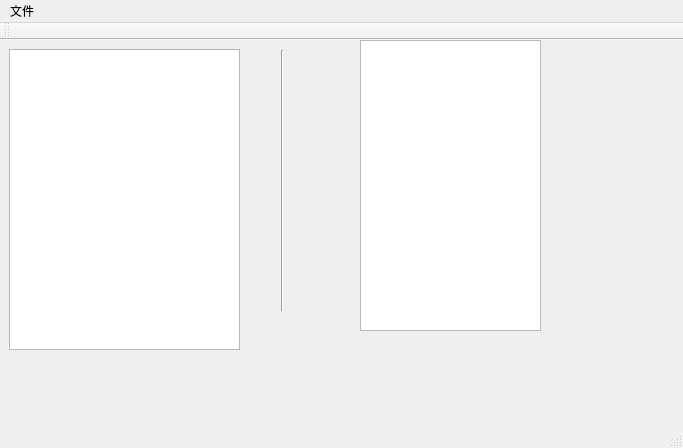
This is Comm/mainwindow.ui in app104/Stuff as Qt 5 draws it before an edit. The edited form follows.
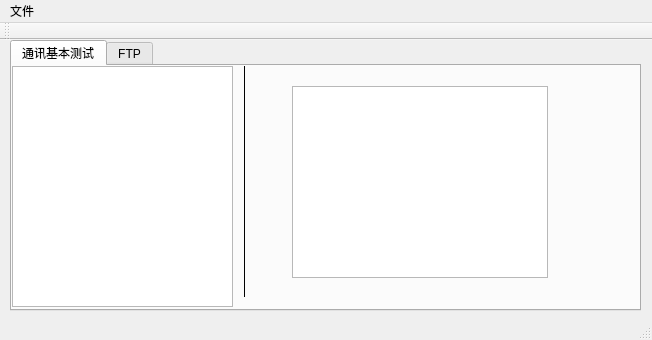
This is the edited form. Icons and pictures are not drawn.

```diff
--- a/Comm/mainwindow.ui
+++ b/Comm/mainwindow.ui
@@ -6,8 +6,8 @@
    <rect>
     <x>0</x>
     <y>0</y>
-    <width>683</width>
-    <height>448</height>
+    <width>652</width>
+    <height>340</height>
    </rect>
   </property>
   <property name="mouseTracking">
@@ -24,53 +24,47 @@
    <bool>true</bool>
   </property>
   <widget class="QWidget" name="centralWidget">
+   <widget class="QTabWidget" name="tabWidget">
+    <property name="geometry">
+     <rect>
+      <x>10</x>
+      <y>0</y>
+      <width>631</width>
+      <height>271</height>
+     </rect>
+    </property>
+    <property name="currentIndex">
+     <number>0</number>
+    </property>
+    <widget class="QWidget" name="tab_Basic">
+     <attribute name="title">
+      <string>通讯基本测试</string>
+     </attribute>
    <widget class="QTreeView" name="treeView">
-    <property name="enabled">
-     <bool>true</bool>
-    </property>
     <property name="geometry">
      <rect>
-      <x>9</x>
-      <y>9</y>
-      <width>231</width>
-      <height>301</height>
-     </rect>
-    </property>
-    <property name="mouseTracking">
-     <bool>true</bool>
-    </property>
-   </widget>
-   <widget class="QTableView" name="tableView">
-    <property name="geometry">
-     <rect>
-      <x>360</x>
+        <x>0</x>
       <y>0</y>
-      <width>181</width>
-      <height>291</height>
-     </rect>
-    </property>
-    <property name="autoFillBackground">
-     <bool>false</bool>
-    </property>
-   </widget>
-   <widget class="Line" name="line">
+        <width>221</width>
+        <height>241</height>
+       </rect>
+      </property>
+     </widget>
+     <widget class="Line" name="line_1">
     <property name="geometry">
      <rect>
-      <x>280</x>
-      <y>10</y>
+        <x>230</x>
+        <y>0</y>
       <width>5</width>
-      <height>261</height>
-     </rect>
-    </property>
-    <property name="minimumSize">
-     <size>
-      <width>0</width>
-      <height>0</height>
-     </size>
-    </property>
+        <height>231</height>
+       </rect>
+      </property>
     <property name="cursor">
      <cursorShape>SizeHorCursor</cursorShape>
     </property>
+      <property name="frameShadow">
+       <enum>QFrame::Plain</enum>
+      </property>
     <property name="lineWidth">
      <number>1</number>
     </property>
@@ -78,13 +72,30 @@
      <enum>Qt::Vertical</enum>
     </property>
    </widget>
+     <widget class="QTableView" name="tableView">
+      <property name="geometry">
+       <rect>
+        <x>280</x>
+        <y>20</y>
+        <width>256</width>
+        <height>192</height>
+       </rect>
+      </property>
+     </widget>
+    </widget>
+    <widget class="QWidget" name="tab_FTP">
+     <attribute name="title">
+      <string>FTP</string>
+     </attribute>
+    </widget>
+   </widget>
   </widget>
   <widget class="QMenuBar" name="menuBar">
    <property name="geometry">
     <rect>
      <x>0</x>
      <y>0</y>
-     <width>683</width>
+     <width>652</width>
      <height>23</height>
     </rect>
    </property>
```
Lines whose indentation alone changed are shown as unchanged.
